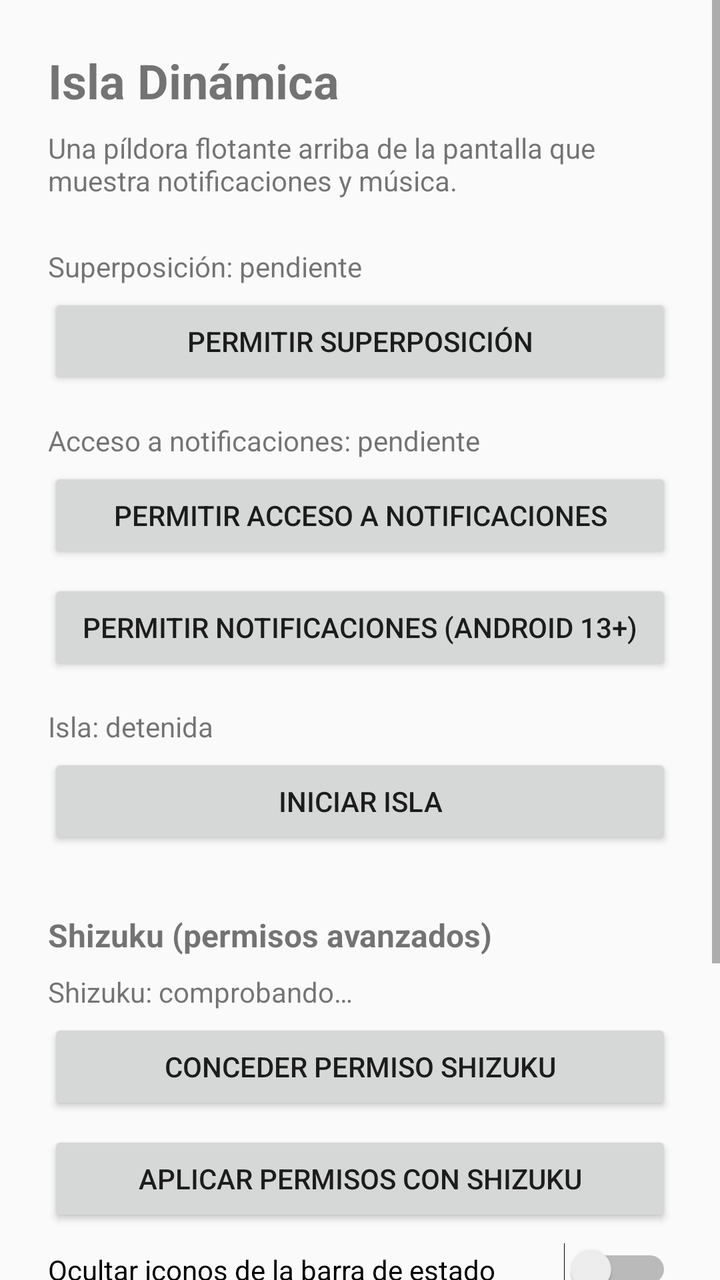
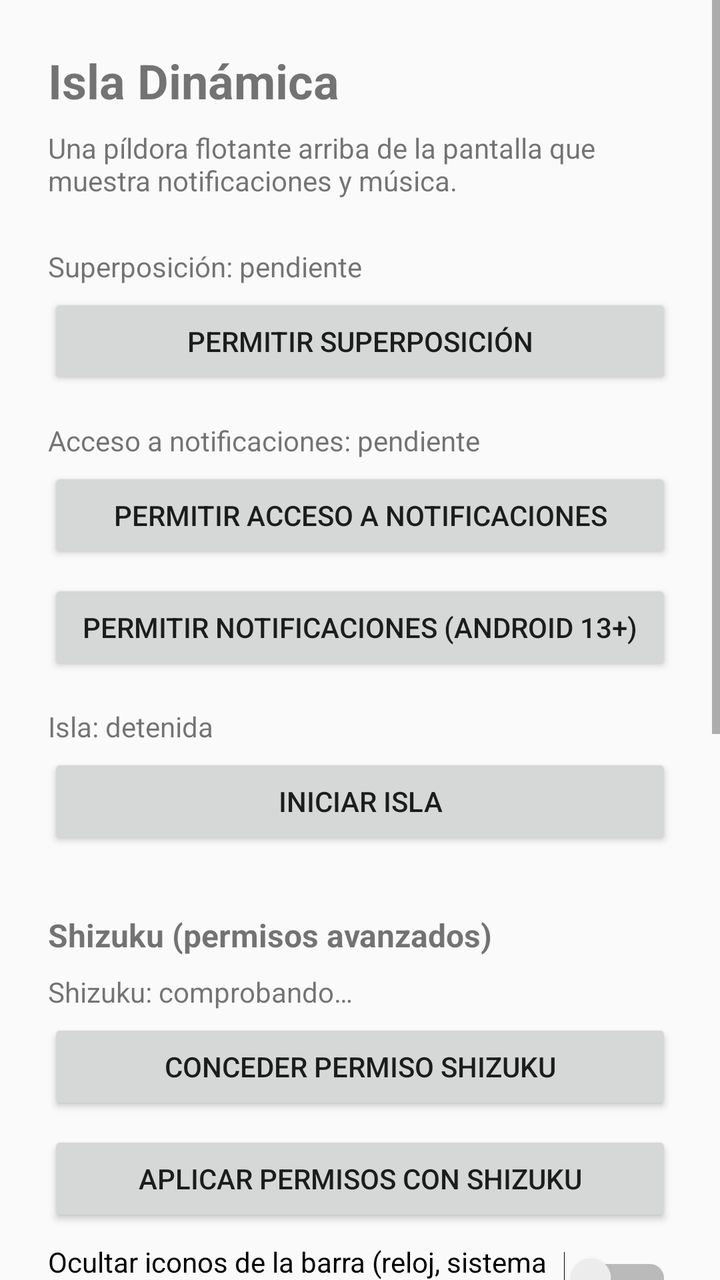

Two renders of the same Android screen: before a commit and after it. Below are the layout's source before the change and the commit's diff.
<!-- AndroidManifest.xml: application theme Theme.IslaDinamica -->
<!-- res/layout/activity_main.xml -->
<?xml version="1.0" encoding="utf-8"?>
<ScrollView xmlns:android="http://schemas.android.com/apk/res/android"
    android:layout_width="match_parent"
    android:layout_height="match_parent"
    android:fillViewport="true">

    <LinearLayout
        android:layout_width="match_parent"
        android:layout_height="wrap_content"
        android:orientation="vertical"
        android:padding="24dp">

        <TextView
            android:layout_width="match_parent"
            android:layout_height="wrap_content"
            android:text="Isla Dinámica"
            android:textSize="24sp"
            android:textStyle="bold"
            android:layout_marginBottom="8dp" />

        <TextView
            android:layout_width="match_parent"
            android:layout_height="wrap_content"
            android:text="Una píldora flotante arriba de la pantalla que muestra notificaciones y música."
            android:layout_marginBottom="24dp" />

        <TextView
            android:id="@+id/tvOverlayStatus"
            android:layout_width="match_parent"
            android:layout_height="wrap_content"
            android:text="Superposición: pendiente"
            android:layout_marginBottom="4dp" />

        <Button
            android:id="@+id/btnOverlay"
            android:layout_width="match_parent"
            android:layout_height="wrap_content"
            android:text="Permitir superposición"
            android:layout_marginBottom="16dp" />

        <TextView
            android:id="@+id/tvListenerStatus"
            android:layout_width="match_parent"
            android:layout_height="wrap_content"
            android:text="Acceso a notificaciones: pendiente"
            android:layout_marginBottom="4dp" />

        <Button
            android:id="@+id/btnListener"
            android:layout_width="match_parent"
            android:layout_height="wrap_content"
            android:text="Permitir acceso a notificaciones"
            android:layout_marginBottom="8dp" />

        <Button
            android:id="@+id/btnNotifPermission"
            android:layout_width="match_parent"
            android:layout_height="wrap_content"
            android:text="Permitir notificaciones (Android 13+)"
            android:layout_marginBottom="16dp" />

        <TextView
            android:id="@+id/tvServiceStatus"
            android:layout_width="match_parent"
            android:layout_height="wrap_content"
            android:text="Isla: detenida"
            android:layout_marginBottom="4dp" />

        <Button
            android:id="@+id/btnToggleService"
            android:layout_width="match_parent"
            android:layout_height="wrap_content"
            android:text="Iniciar isla"
            android:layout_marginBottom="8dp" />

        <TextView
            android:layout_width="match_parent"
            android:layout_height="wrap_content"
            android:text="Shizuku (permisos avanzados)"
            android:textSize="16sp"
            android:textStyle="bold"
            android:layout_marginTop="24dp"
            android:layout_marginBottom="8dp" />

        <TextView
            android:id="@+id/tvShizukuStatus"
            android:layout_width="match_parent"
            android:layout_height="wrap_content"
            android:text="Shizuku: comprobando…"
            android:layout_marginBottom="4dp" />

        <Button
            android:id="@+id/btnShizukuPermission"
            android:layout_width="match_parent"
            android:layout_height="wrap_content"
            android:text="Conceder permiso Shizuku"
            android:layout_marginBottom="8dp" />

        <Button
            android:id="@+id/btnShizukuApply"
            android:layout_width="match_parent"
            android:layout_height="wrap_content"
            android:text="Aplicar permisos con Shizuku"
            android:layout_marginBottom="8dp" />

        <Switch
            android:id="@+id/swHideIcons"
            android:layout_width="match_parent"
            android:layout_height="wrap_content"
            android:text="Ocultar iconos de la barra de estado"
            android:layout_marginBottom="4dp" />

        <TextView
            android:id="@+id/tvShizukuLog"
            android:layout_width="match_parent"
            android:layout_height="wrap_content"
            android:textSize="12sp"
            android:layout_marginBottom="8dp" />

        <TextView
            android:layout_width="match_parent"
            android:layout_height="wrap_content"
            android:text="Tema de la isla"
            android:textSize="16sp"
            android:textStyle="bold"
            android:layout_marginTop="24dp"
            android:layout_marginBottom="8dp" />

        <RadioGroup
            android:id="@+id/rgTheme"
            android:layout_width="match_parent"
            android:layout_height="wrap_content"
            android:orientation="vertical">

            <RadioButton
                android:id="@+id/rbThemeBlack"
                android:layout_width="match_parent"
                android:layout_height="wrap_content"
                android:text="Negro iPhone"
                android:checked="true" />

            <RadioButton
                android:id="@+id/rbThemeFrosted"
                android:layout_width="match_parent"
                android:layout_height="wrap_content"
                android:text="HyperOS Cristal" />

            <RadioButton
                android:id="@+id/rbThemeGlow"
                android:layout_width="match_parent"
                android:layout_height="wrap_content"
                android:text="HyperOS Brillo" />
        </RadioGroup>

    </LinearLayout>
</ScrollView>
<!-- resources referenced by this layout -->
<resources>
  <style name="Theme.IslaDinamica" parent="android:Theme.Material.Light.NoActionBar">
          <item name="android:windowNoTitle">true</item>
      </style>
</resources>

<!-- the commit's change to res/layout/activity_main.xml (unified diff, before → after) -->
@@ -107,14 +107,66 @@
             android:id="@+id/swHideIcons"
             android:layout_width="match_parent"
             android:layout_height="wrap_content"
-            android:text="Ocultar iconos de la barra de estado"
-            android:layout_marginBottom="4dp" />
+            android:text="Ocultar iconos de la barra (reloj, sistema y notificaciones)"
+            android:layout_marginBottom="4dp" />
+
+        <TextView
+            android:layout_width="match_parent"
+            android:layout_height="wrap_content"
+            android:text="La hora sigue visible en el panel de control al bajar la barra."
+            android:textSize="12sp"
+            android:layout_marginBottom="8dp" />
 
         <TextView
             android:id="@+id/tvShizukuLog"
             android:layout_width="match_parent"
             android:layout_height="wrap_content"
             android:textSize="12sp"
+            android:layout_marginBottom="8dp" />
+
+        <TextView
+            android:layout_width="match_parent"
+            android:layout_height="wrap_content"
+            android:text="Posición de la isla"
+            android:textSize="16sp"
+            android:textStyle="bold"
+            android:layout_marginTop="24dp"
+            android:layout_marginBottom="8dp" />
+
+        <TextView
+            android:layout_width="match_parent"
+            android:layout_height="wrap_content"
+            android:text="La isla se centra sola en la cámara. Si queda corrida, afínala aquí (se mueve en vivo si la isla está corriendo)."
+            android:layout_marginBottom="12dp" />
+
+        <TextView
+            android:id="@+id/tvOffsetX"
+            android:layout_width="match_parent"
+            android:layout_height="wrap_content"
+            android:text="Posición horizontal: 0 dp"
+            android:layout_marginBottom="4dp" />
+
+        <SeekBar
+            android:id="@+id/sbOffsetX"
+            android:layout_width="match_parent"
+            android:layout_height="wrap_content"
+            android:max="80"
+            android:progress="40"
+            android:layout_marginBottom="12dp" />
+
+        <TextView
+            android:id="@+id/tvOffsetY"
+            android:layout_width="match_parent"
+            android:layout_height="wrap_content"
+            android:text="Posición vertical: 0 dp"
+            android:layout_marginBottom="4dp" />
+
+        <SeekBar
+            android:id="@+id/sbOffsetY"
+            android:layout_width="match_parent"
+            android:layout_height="wrap_content"
+            android:max="80"
+            android:progress="40"
             android:layout_marginBottom="8dp" />
 
         <TextView
